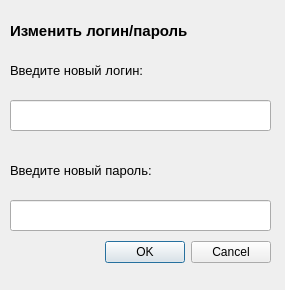
This is editprofiledialog.ui in vBykoff/bd3 as Qt 5 draws it before an edit. The edited form follows.
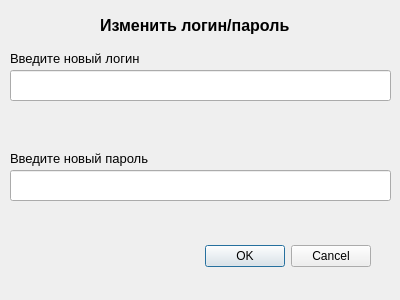
This is the edited form.

What changed in the file:
```diff
--- a/editprofiledialog.ui
+++ b/editprofiledialog.ui
@@ -6,39 +6,57 @@
    <rect>
     <x>0</x>
     <y>0</y>
-    <width>285</width>
-    <height>290</height>
+    <width>400</width>
+    <height>300</height>
    </rect>
   </property>
   <property name="windowTitle">
    <string>Dialog</string>
   </property>
-  <widget class="QLabel" name="label">
+  <widget class="QDialogButtonBox" name="buttonBox">
    <property name="geometry">
     <rect>
-     <x>10</x>
+     <x>30</x>
+     <y>240</y>
+     <width>341</width>
+     <height>32</height>
+    </rect>
+   </property>
+   <property name="orientation">
+    <enum>Qt::Horizontal</enum>
+   </property>
+   <property name="standardButtons">
+    <set>QDialogButtonBox::Cancel|QDialogButtonBox::Ok</set>
+   </property>
+  </widget>
+  <widget class="QLabel" name="TitleLabel">
+   <property name="geometry">
+    <rect>
+     <x>100</x>
      <y>10</y>
-     <width>261</width>
-     <height>41</height>
+     <width>201</width>
+     <height>31</height>
     </rect>
    </property>
    <property name="font">
     <font>
-     <pointsize>11</pointsize>
-     <weight>75</weight>
+     <pointsize>12</pointsize>
      <bold>true</bold>
     </font>
    </property>
    <property name="text">
     <string>Изменить логин/пароль</string>
    </property>
+   <property name="textFormat">
+    <enum>Qt::AutoText</enum>
+   </property>
   </widget>
   <widget class="QLineEdit" name="loginLineEdit">
    <property name="geometry">
     <rect>
      <x>10</x>
-     <y>100</y>
-     <width>261</width>
+     <y>70</y>
+     <width>381</width>
      <height>31</height>
     </rect>
    </property>
@@ -48,8 +66,8 @@
     <rect>
      <x>10</x>
      <y>50</y>
-     <width>181</width>
-     <height>41</height>
+     <width>141</width>
+     <height>16</height>
     </rect>
    </property>
    <property name="font">
@@ -58,7 +76,7 @@
     </font>
    </property>
    <property name="text">
-    <string>Введите новый логин:</string>
+    <string>Введите новый логин</string>
    </property>
   </widget>
   <widget class="QLabel" name="label_3">
@@ -66,8 +84,8 @@
     <rect>
      <x>10</x>
      <y>150</y>
-     <width>191</width>
-     <height>41</height>
+     <width>171</width>
+     <height>16</height>
     </rect>
    </property>
    <property name="font">
@@ -76,30 +94,20 @@
     </font>
    </property>
    <property name="text">
-    <string>Введите новый пароль:</string>
+    <string>Введите новый пароль</string>
    </property>
   </widget>
   <widget class="QLineEdit" name="passwordLineEdit">
    <property name="geometry">
     <rect>
      <x>10</x>
-     <y>200</y>
-     <width>261</width>
+     <y>170</y>
+     <width>381</width>
      <height>31</height>
     </rect>
    </property>
-  </widget>
-  <widget class="QDialogButtonBox" name="buttonBox">
-   <property name="geometry">
-    <rect>
-     <x>10</x>
-     <y>240</y>
-     <width>261</width>
-     <height>25</height>
-    </rect>
-   </property>
-   <property name="standardButtons">
-    <set>QDialogButtonBox::Cancel|QDialogButtonBox::Ok</set>
+   <property name="echoMode">
+    <enum>QLineEdit::Password</enum>
    </property>
   </widget>
  </widget>
```
Left out of the diff: 43 changed lines with no effect on the pictures.
